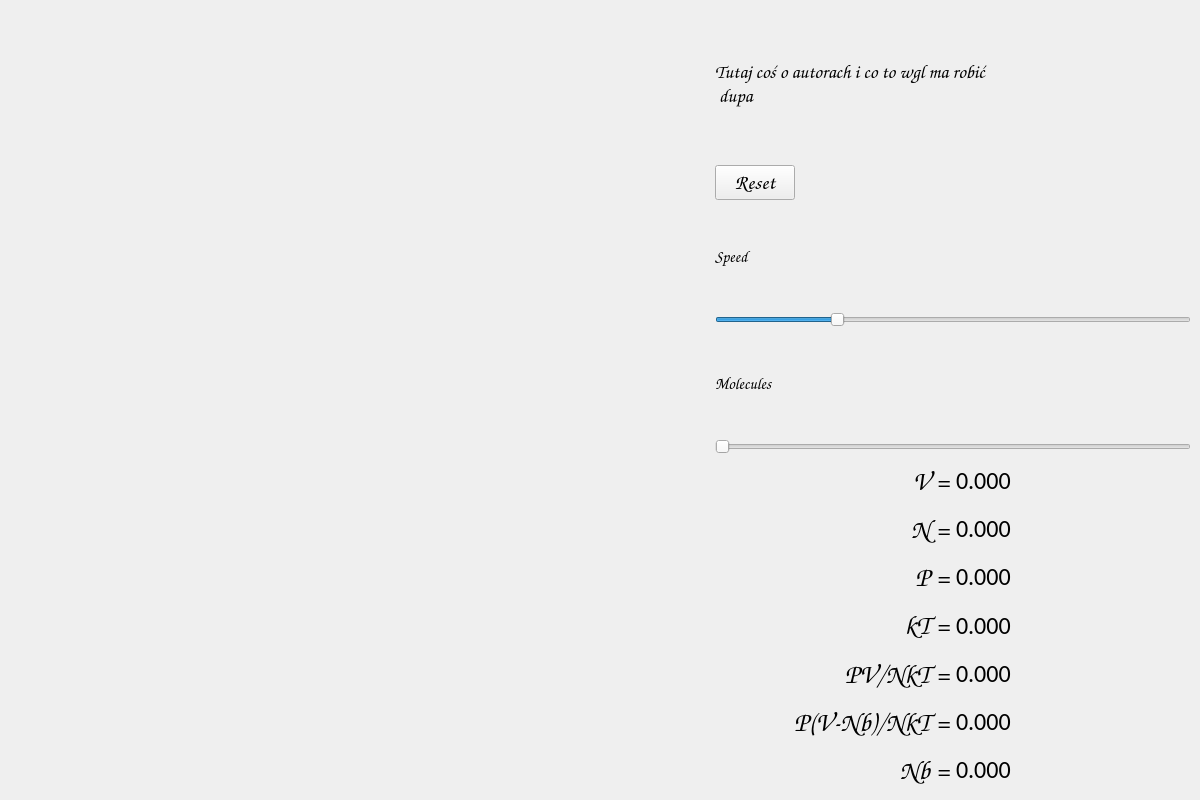
First picture: the form in window.ui, repository AmandaBloom/brownian_motion_simulation, before the edit.
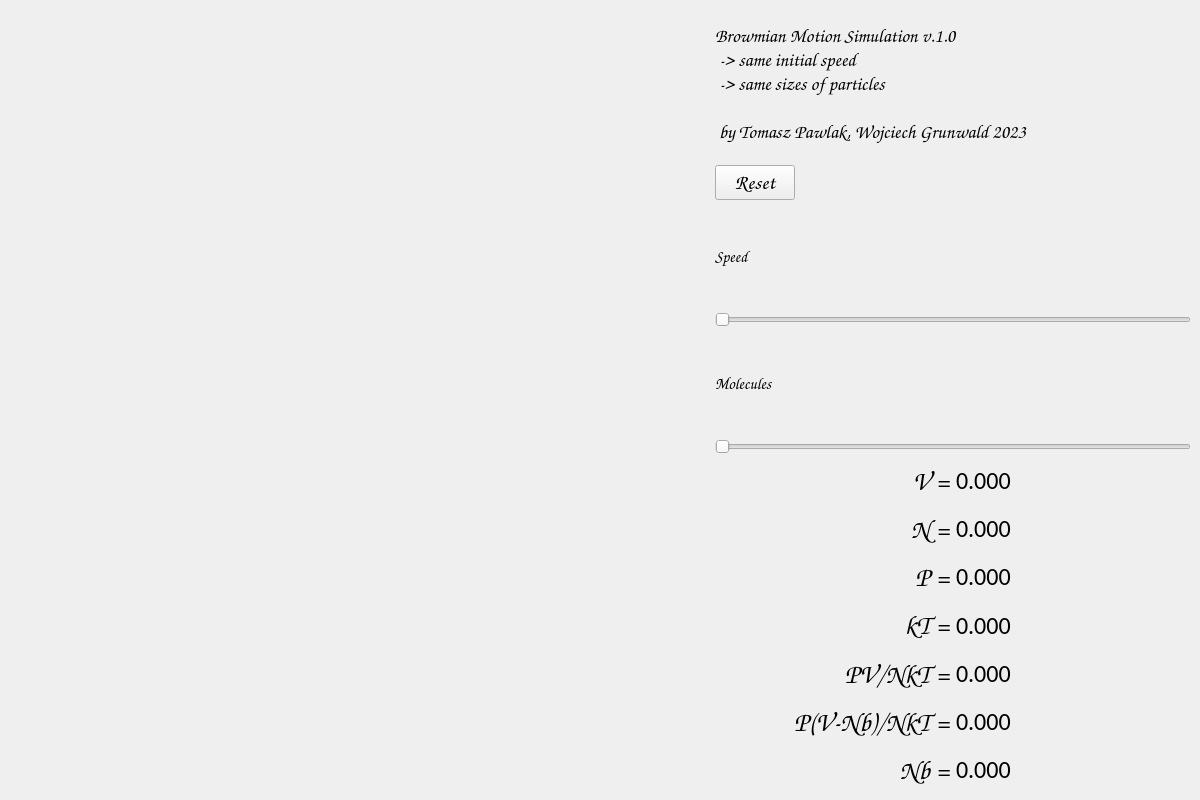
Second picture: the form after the edit.

```diff
--- a/window.ui
+++ b/window.ui
@@ -71,8 +71,11 @@
            </font>
           </property>
           <property name="text">
-           <string>Tutaj coś o autorach i co to wgl ma robić 
- dupa</string>
+           <string>Browmian Motion Simulation v.1.0 
+ -&gt; same initial speed 
+ -&gt; same sizes of particles 
+
+ by Tomasz Pawlak, Wojciech Grunwald 2023 </string>
           </property>
          </widget>
         </item>
@@ -129,16 +132,19 @@
            </sizepolicy>
           </property>
           <property name="minimum">
-           <number>25</number>
+           <number>100</number>
           </property>
           <property name="maximum">
-           <number>125</number>
+           <number>500</number>
           </property>
           <property name="singleStep">
-           <number>1</number>
+           <number>10</number>
+          </property>
+          <property name="pageStep">
+           <number>100</number>
           </property>
           <property name="value">
-           <number>50</number>
+           <number>100</number>
           </property>
           <property name="orientation">
            <enum>Qt::Horizontal</enum>
```
